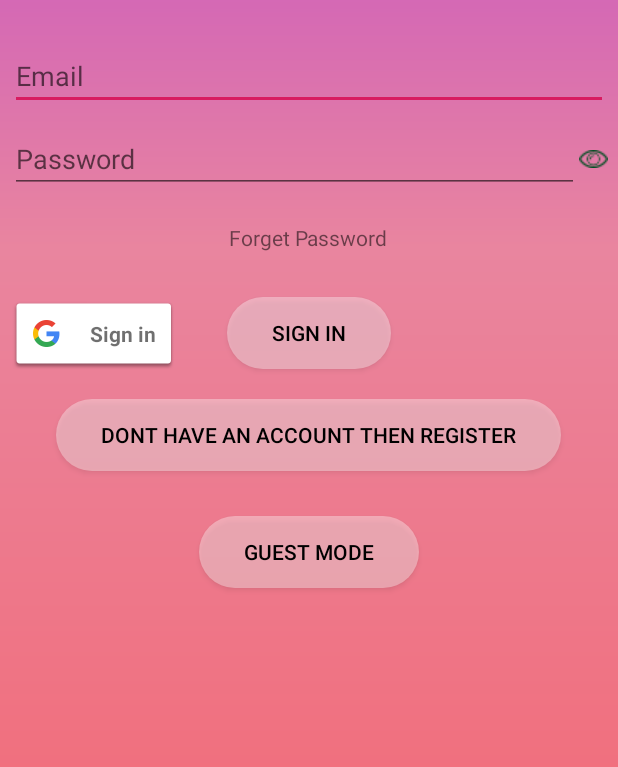
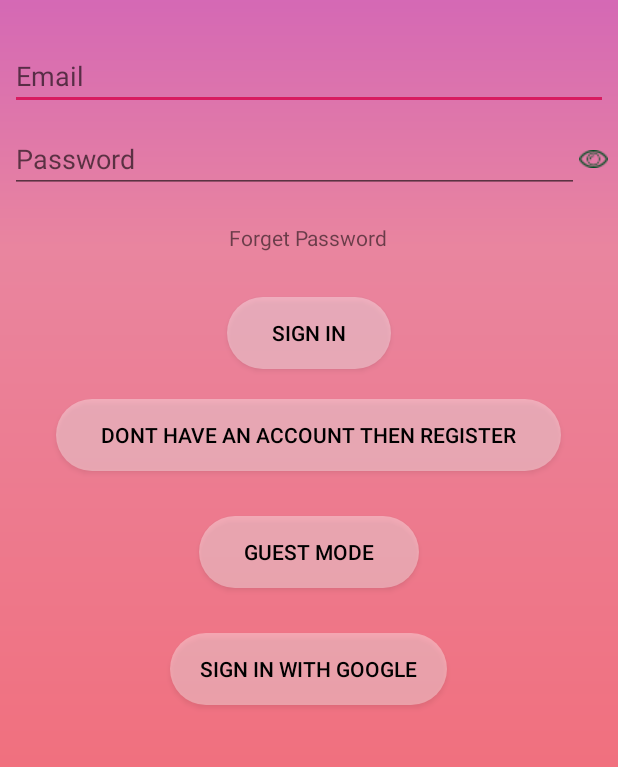
Before and after one commit to manikkaushik/WritersDiary, an Android app: the screen it shows after launch (LoginActivity), on a phone screen of 412 x 824 dp, the part 370-1137 px from its top. Run offline under Robolectric (Android 15) with nearby library versions, the phone set to English and light mode, and no system bars; our stand-ins replace Firebase (no records; nobody signed in at launch, a user with empty details on screens opened directly), Picasso, navigation-ui.

Commit message:
Devesh Commit

```diff
--- a/app/src/main/java/com/tenovaters/android/writer/LoginActivity.java
+++ b/app/src/main/java/com/tenovaters/android/writer/LoginActivity.java
@@ -105,7 +105,6 @@ public class LoginActivity extends AppCompatActivity {
             }
         });
 
-        databaseArtist = FirebaseDatabase.getInstance().getReference("Feedback");
 
 
         forgetpassword.setOnClickListener(new View.OnClickListener(){
--- a/app/src/main/res/layout/activity_login.xml
+++ b/app/src/main/res/layout/activity_login.xml
@@ -84,14 +84,6 @@
            android:layout_height="wrap_content"
            android:text="Forget Password" />
 
-       <com.google.android.gms.common.SignInButton
-           android:id="@+id/sign_in_button"
-           android:layout_below="@+id/forgetpassword"
-           android:layout_marginTop="30dp"
-           app:colorScheme="light"
-
-           android:layout_width="wrap_content"
-           android:layout_height="wrap_content" />
 
        <Button
            android:id="@+id/login"
@@ -140,7 +132,6 @@
         android:layout_height="wrap_content"
         android:layout_gravity="center"
         android:layout_marginTop="30dp"
-        android:layout_marginBottom="60dp"
         android:paddingRight="30dp"
         android:paddingLeft="30dp"
         android:layout_centerHorizontal="true"
@@ -148,6 +139,21 @@
         android:text="@string/action_guest_mode"
         android:background="@drawable/round_fill" />
 
+       <Button
+           android:layout_width="wrap_content"
+           android:id="@+id/sign_in_button"
+           android:layout_below="@+id/guest_mode"
+           android:layout_marginTop="30dp"
+           android:layout_centerHorizontal="true"
+           android:gravity="center"
+           android:text="Sign in with Google"
+           android:paddingLeft="20dp"
+           android:paddingRight="20dp"
+           android:layout_marginBottom="60dp"
+           android:textColor="@color/black"
+           android:background="@drawable/round_fill"
+           android:layout_height="wrap_content"/>
+
 
     </RelativeLayout>
     </ScrollView>
```
